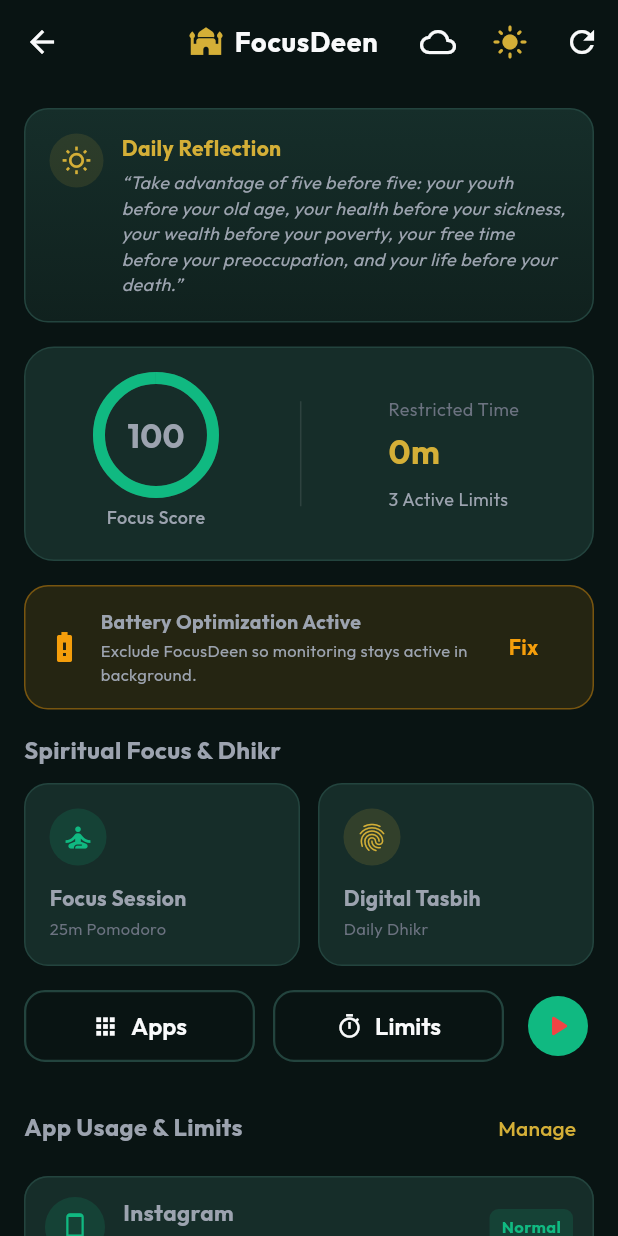
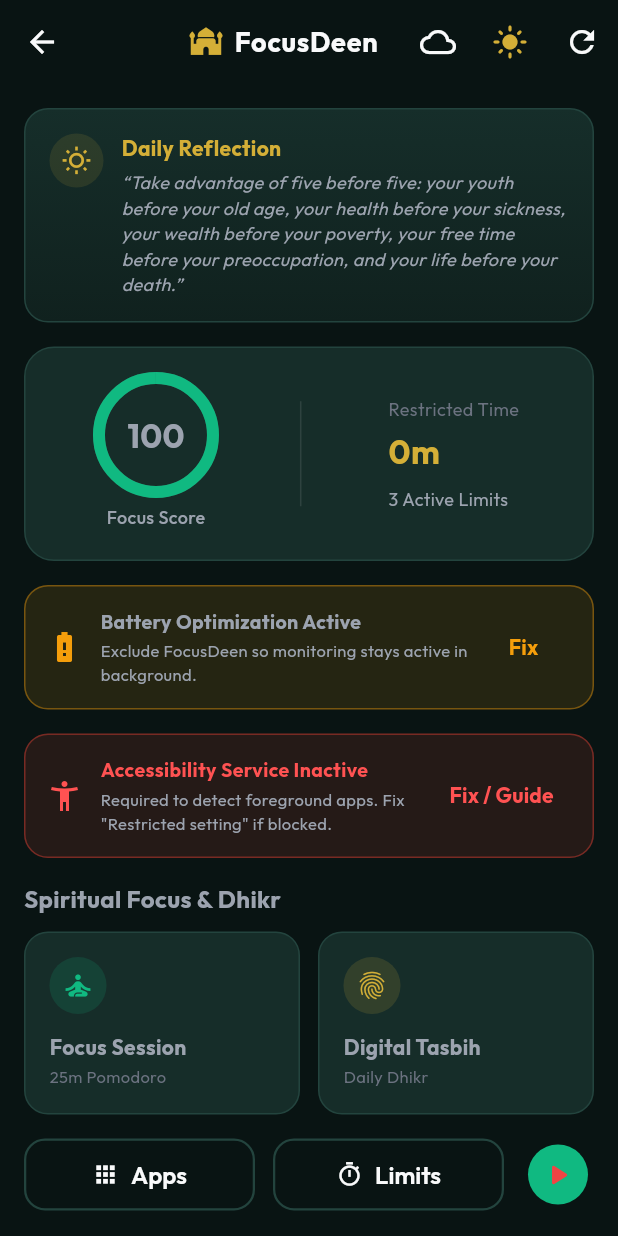
Before and after one commit to Souravsanyal1/my-appr, a Flutter app: the DashboardScreen screen opened by its route, on a phone screen of 412 x 824 dp. Run offline on Flutter 3.47's test engine with Material 3 defaults, Android fonts, the light colour scheme and no system bars; our stand-ins replace cloud_firestore, firebase_auth, firebase_core, firebase_database, get, get_storage and 1 more; accounts and stored records are empty.

Commit message:
fix: resolve Android 13+ restricted settings block and add 1-tap guide

```diff
--- a/lib/core/services/native_bridge_service.dart
+++ b/lib/core/services/native_bridge_service.dart
@@ -117,6 +117,11 @@
       debugPrint('Error requesting permission $permissionType: $e');
       return false;
     }
+  }
+
+  /// Open FocusDeen App Info settings (to bypass Android 13+ "Restricted settings")
+  Future<void> openAppSettings() async {
+    await requestPermission('appSettings');
   }
 
   /// Get installed launcher apps
--- a/lib/features/dashboard/views/dashboard_screen.dart
+++ b/lib/features/dashboard/views/dashboard_screen.dart
@@ -4,6 +4,7 @@
 import 'package:focus_deen/core/constants/app_strings.dart';
 import 'package:focus_deen/core/services/native_bridge_service.dart';
 import 'package:focus_deen/core/theme/theme_controller.dart';
+import 'package:focus_deen/core/widgets/restricted_settings_dialog.dart';
 import 'package:focus_deen/features/dashboard/controllers/dashboard_controller.dart';
 import 'package:focus_deen/features/limits/models/app_limit_model.dart';
 
@@ -65,7 +66,10 @@
             // 3. Battery Optimization Exemption Banner
             _buildBatteryOptimizationBanner(context, isDark),
 
-            // 4. Active Temporary Unlocks Section (if any)
+            // 4. Accessibility Service Warning / Restricted Setting Banner
+            _buildAccessibilityWarningBanner(context, isDark),
+
+            // 5. Active Temporary Unlocks Section (if any)
             _buildActiveUnlocksSection(context, isDark),
 
             // 5. Islamic Focus & Mindfulness Cards
@@ -345,6 +349,57 @@
     );
   }
 
+  Widget _buildAccessibilityWarningBanner(BuildContext context, bool isDark) {
+    final nativeBridge = Get.find<NativeBridgeService>();
+
+    return FutureBuilder<Map<String, bool>>(
+      future: nativeBridge.checkPermissions(),
+      builder: (context, snapshot) {
+        if (snapshot.hasData && snapshot.data?['accessibility'] == false) {
+          return Container(
+            margin: const EdgeInsets.only(bottom: 16),
+            padding: const EdgeInsets.all(14),
+            decoration: BoxDecoration(
+              color: Colors.red.withValues(alpha: 0.12),
+              borderRadius: BorderRadius.circular(16),
+              border: Border.all(color: Colors.red.withValues(alpha: 0.4)),
+            ),
+            child: Row(
+              children: [
+                const Icon(Icons.accessibility_new, color: Colors.redAccent, size: 24),
+                const SizedBox(width: 12),
+                Expanded(
+                  child: Column(
+                    crossAxisAlignment: CrossAxisAlignment.start,
+                    children: [
+                      const Text(
+                        'Accessibility Service Inactive',
+                        style: TextStyle(fontWeight: FontWeight.bold, fontSize: 13, color: Colors.redAccent),
+                      ),
+                      const SizedBox(height: 2),
+                      Text(
+                        'Required to detect foreground apps. Fix "Restricted setting" if blocked.',
+                        style: TextStyle(
+                          fontSize: 11,
+                          color: isDark ? AppColors.textSecondaryDark : AppColors.textSecondaryLight,
+                        ),
+                      ),
+                    ],
+                  ),
+                ),
+                TextButton(
+                  onPressed: () => RestrictedSettingsDialog.show(context),
+                  child: const Text('Fix / Guide', style: TextStyle(fontWeight: FontWeight.bold, color: Colors.redAccent)),
+                ),
+              ],
+            ),
+          );
+        }
+        return const SizedBox.shrink();
+      },
+    );
+  }
+
   Widget _buildMindfulnessToolsSection(BuildContext context, bool isDark) {
     return Column(
       crossAxisAlignment: CrossAxisAlignment.start,
--- a/lib/features/onboarding/controllers/onboarding_controller.dart
+++ b/lib/features/onboarding/controllers/onboarding_controller.dart
@@ -47,6 +47,10 @@
     await _nativeBridge.requestPermission(type);
   }
 
+  Future<void> openAppSettings() async {
+    await _nativeBridge.openAppSettings();
+  }
+
   void nextStep() {
     if (currentStep.value < 1) {
       currentStep.value++;
```
Also changed, not shown: lib/core/widgets/restricted_settings_dialog.dart (added, +161 -0 lines), lib/features/onboarding/views/onboarding_screen.dart (+26 -0 lines), 1 other file.
